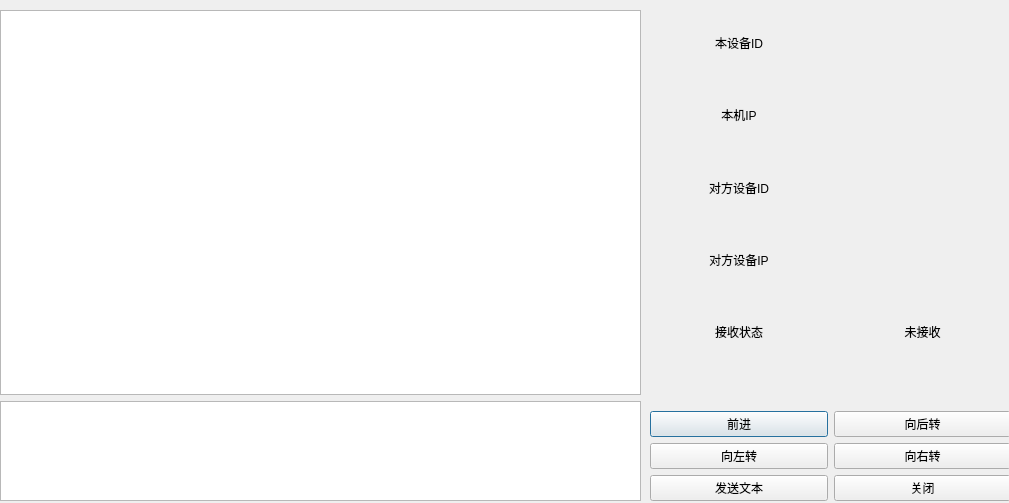
Above: UI/chatWindows.ui from 413180794/EPLRS_station before the change. Below: the same form after it.
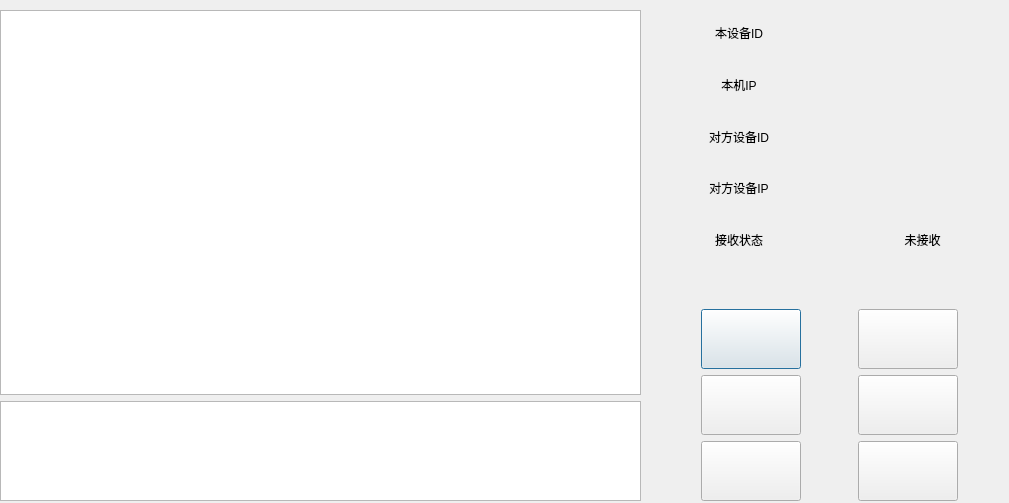
That is the form after the change. Icons and pictures are not drawn.

Patch:
```diff
--- a/UI/chatWindows.ui
+++ b/UI/chatWindows.ui
@@ -190,15 +190,45 @@
        <layout class="QHBoxLayout" name="horizontalLayout_9">
         <item>
          <widget class="QPushButton" name="forward_order_button">
+          <property name="sizePolicy">
+           <sizepolicy hsizetype="Fixed" vsizetype="Fixed">
+            <horstretch>0</horstretch>
+            <verstretch>0</verstretch>
+           </sizepolicy>
+          </property>
+          <property name="minimumSize">
+           <size>
+            <width>100</width>
+            <height>60</height>
+           </size>
+          </property>
+          <property name="styleSheet">
+           <string notr="true">border-image: url(:/resource/button_hui_qianjin.png);</string>
+          </property>
           <property name="text">
-           <string>前进</string>
+           <string/>
           </property>
          </widget>
         </item>
         <item>
          <widget class="QPushButton" name="turn_about_order_button">
+          <property name="sizePolicy">
+           <sizepolicy hsizetype="Fixed" vsizetype="Fixed">
+            <horstretch>0</horstretch>
+            <verstretch>0</verstretch>
+           </sizepolicy>
+          </property>
+          <property name="minimumSize">
+           <size>
+            <width>100</width>
+            <height>60</height>
+           </size>
+          </property>
+          <property name="styleSheet">
+           <string notr="true">border-image: url(:/resource/button_hui_xianghouzhuan.png);</string>
+          </property>
           <property name="text">
-           <string>向后转</string>
+           <string/>
           </property>
          </widget>
         </item>
@@ -208,15 +238,45 @@
        <layout class="QHBoxLayout" name="horizontalLayout_8">
         <item>
          <widget class="QPushButton" name="turn_left_order_button">
+          <property name="sizePolicy">
+           <sizepolicy hsizetype="Fixed" vsizetype="Fixed">
+            <horstretch>0</horstretch>
+            <verstretch>0</verstretch>
+           </sizepolicy>
+          </property>
+          <property name="minimumSize">
+           <size>
+            <width>100</width>
+            <height>60</height>
+           </size>
+          </property>
+          <property name="styleSheet">
+           <string notr="true">border-image: url(:/resource/button_hui_zuozhuan.png);</string>
+          </property>
           <property name="text">
-           <string>向左转</string>
+           <string/>
           </property>
          </widget>
         </item>
         <item>
          <widget class="QPushButton" name="turn_right_order_button">
+          <property name="sizePolicy">
+           <sizepolicy hsizetype="Fixed" vsizetype="Fixed">
+            <horstretch>0</horstretch>
+            <verstretch>0</verstretch>
+           </sizepolicy>
+          </property>
+          <property name="minimumSize">
+           <size>
+            <width>100</width>
+            <height>60</height>
+           </size>
+          </property>
+          <property name="styleSheet">
+           <string notr="true">border-image: url(:/resource/button_hui_xiangyouzhuan.png);</string>
+          </property>
           <property name="text">
-           <string>向右转</string>
+           <string/>
           </property>
          </widget>
         </item>
@@ -226,15 +286,45 @@
        <layout class="QHBoxLayout" name="horizontalLayout_7">
         <item>
          <widget class="QPushButton" name="send_msg_button">
+          <property name="sizePolicy">
+           <sizepolicy hsizetype="Fixed" vsizetype="Fixed">
+            <horstretch>0</horstretch>
+            <verstretch>0</verstretch>
+           </sizepolicy>
+          </property>
+          <property name="minimumSize">
+           <size>
+            <width>100</width>
+            <height>60</height>
+           </size>
+          </property>
+          <property name="styleSheet">
+           <string notr="true">border-image: url(:/resource/button_hui_fasongwenben.png);</string>
+          </property>
           <property name="text">
-           <string>发送文本</string>
+           <string/>
           </property>
          </widget>
         </item>
         <item>
          <widget class="QPushButton" name="close_button">
+          <property name="sizePolicy">
+           <sizepolicy hsizetype="Fixed" vsizetype="Fixed">
+            <horstretch>0</horstretch>
+            <verstretch>0</verstretch>
+           </sizepolicy>
+          </property>
+          <property name="minimumSize">
+           <size>
+            <width>100</width>
+            <height>60</height>
+           </size>
+          </property>
+          <property name="styleSheet">
+           <string notr="true">border-image: url(:/resource/button_guanbi.png);</string>
+          </property>
           <property name="text">
-           <string>关闭</string>
+           <string/>
           </property>
          </widget>
         </item>
```
Left out of the diff: 4 changed lines with no effect on the pictures.
